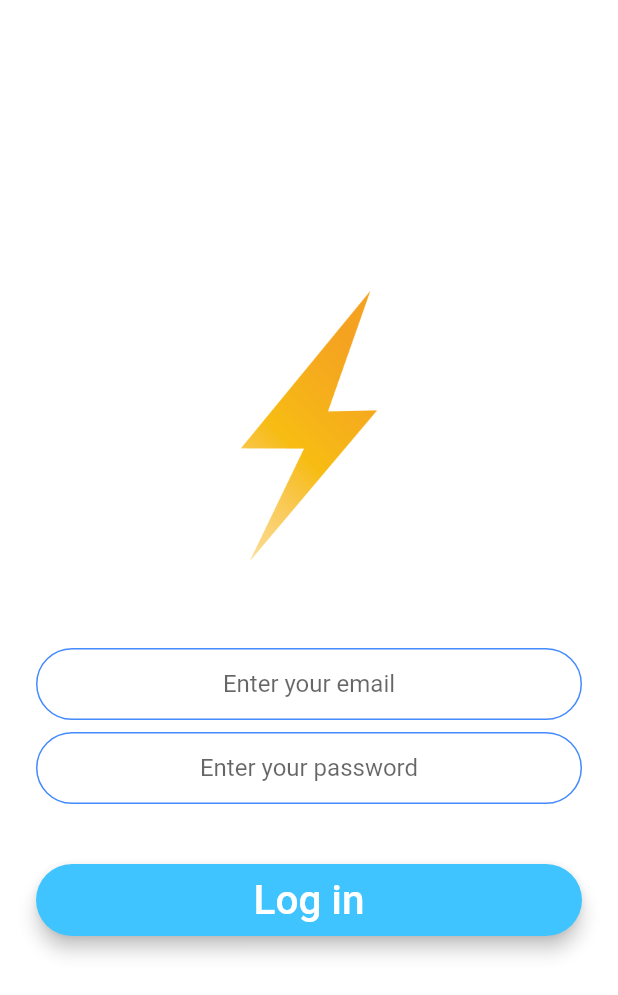
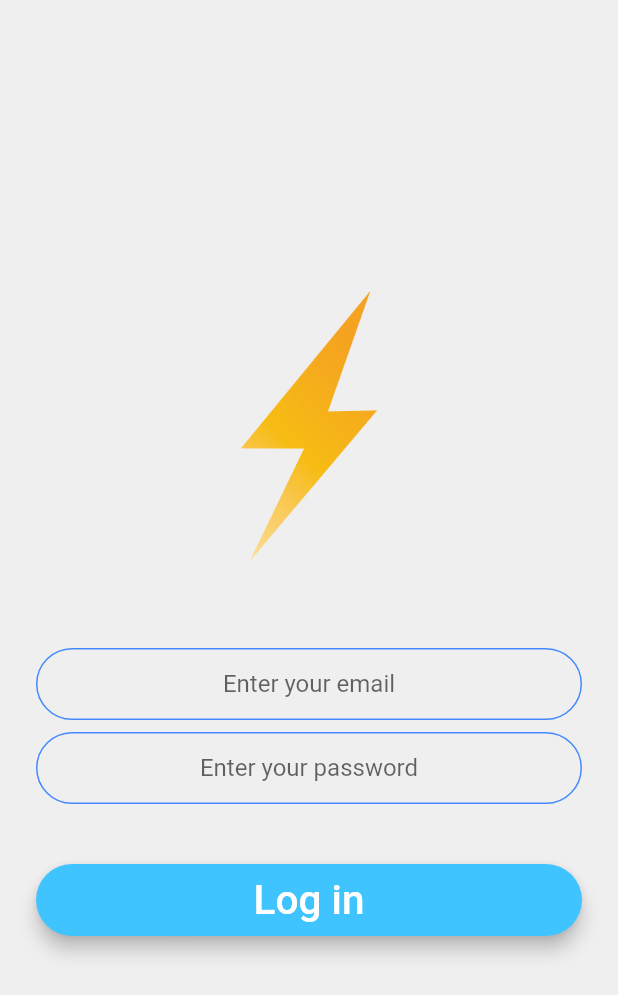
Before and after one commit to SichangiFelix/chat_app, a Flutter app: the screen it shows after launch, after a tap on "Log in", on a phone screen of 412 x 824 dp. Shown: the top 995 px of the screen. Run offline on Flutter 3.47's test engine with Material 2 defaults, Android fonts, the phone set to English and light mode, and no system bars; drawn by our look-alikes of modal_progress_hud_nsn; our stand-ins replace animated_text_kit, cloud_firestore, firebase_auth, firebase_core; accounts and stored records are empty.

Commit message:
background colors shapeup

```diff
--- a/lib/screens/chat_screen.dart
+++ b/lib/screens/chat_screen.dart
@@ -51,6 +51,7 @@ class _ChatScreenState extends State<ChatScreen> {
         title: Text('⚡️Chat'),
         backgroundColor: Colors.lightBlueAccent,
       ),
+      backgroundColor: Color(0xffFDEBF7),
       body: SafeArea(
         child: Column(
           mainAxisAlignment: MainAxisAlignment.spaceBetween,
--- a/lib/screens/login_screen.dart
+++ b/lib/screens/login_screen.dart
@@ -20,7 +20,7 @@ class _LoginScreenState extends State<LoginScreen> {
   @override
   Widget build(BuildContext context) {
     return Scaffold(
-      backgroundColor: Colors.white,
+      backgroundColor: Color(0xffEFEFEF),
       body: ModalProgressHUD(
         inAsyncCall: showSpinner,
         child: Padding(
--- a/lib/screens/registration_screen.dart
+++ b/lib/screens/registration_screen.dart
@@ -24,7 +24,7 @@ class _RegistrationScreenState extends State<RegistrationScreen> {
   @override
   Widget build(BuildContext context) {
     return Scaffold(
-      backgroundColor: Colors.white,
+      backgroundColor: Color(0xffEFEFEF),
       body: ModalProgressHUD(
         inAsyncCall: showSpinner,
         child: Padding(
--- a/lib/screens/welcome_screen.dart
+++ b/lib/screens/welcome_screen.dart
@@ -27,7 +27,7 @@ class _WelcomeScreenState extends State<WelcomeScreen> with SingleTickerProvider
       upperBound: 1,
     );
 
-    animation = ColorTween(begin: Colors.blueGrey, end: Colors.white ).animate(controller);
+    animation = ColorTween(begin: Colors.blueGrey, end: Color(0xffEFEFEF) ).animate(controller);
 
     controller.forward();
 
```
